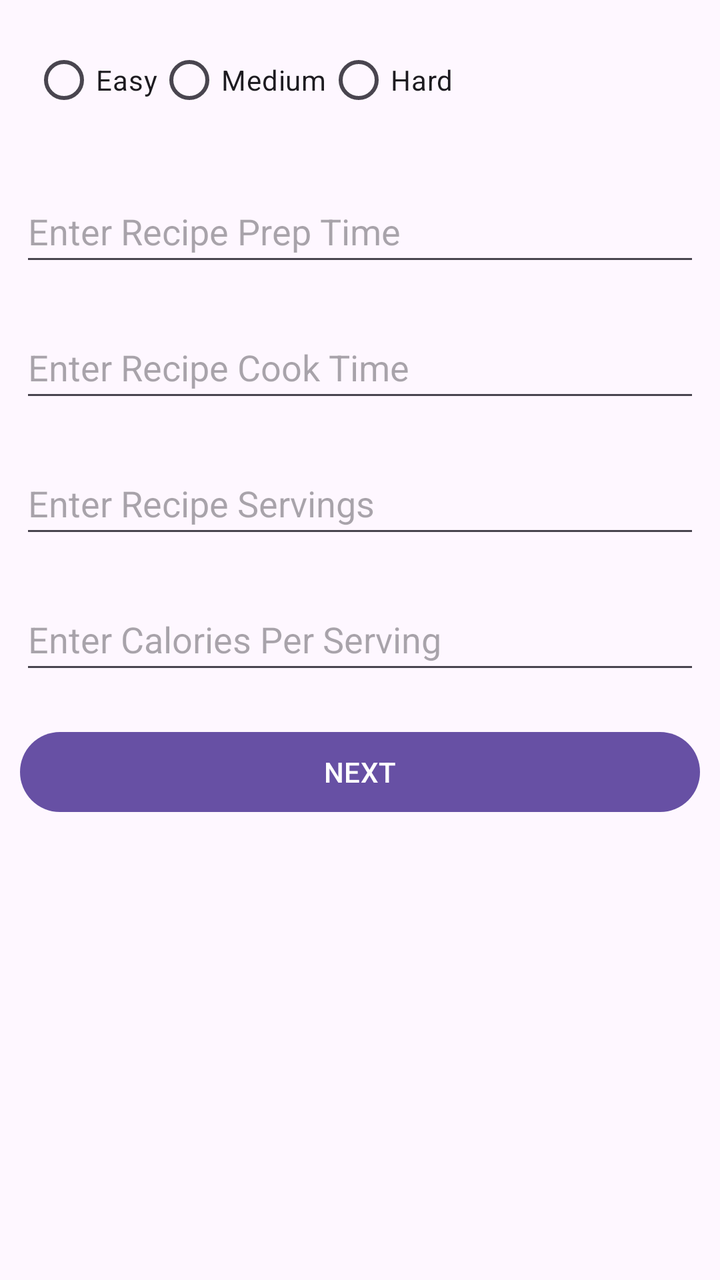
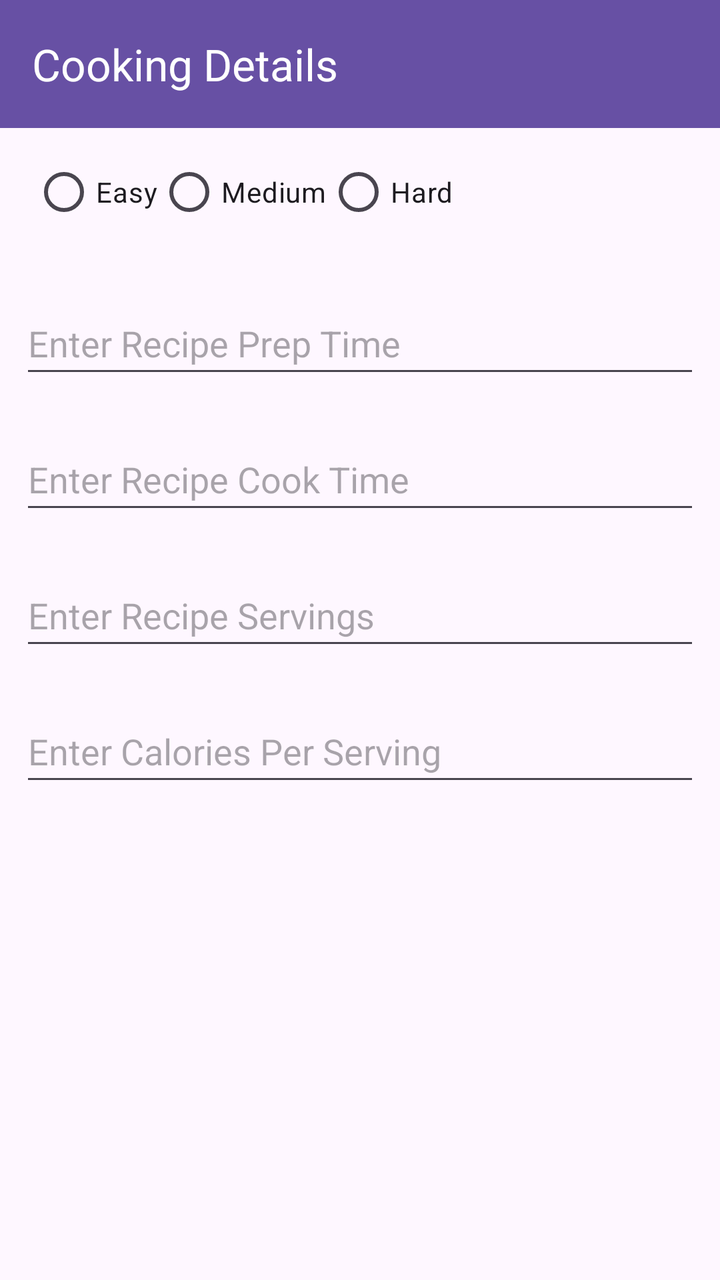

Before-and-after screenshots of an Android layout around one commit, followed by the original layout XML and the change that was made.
<!-- AndroidManifest.xml: application theme Theme.RecipeBook -->
<!-- res/layout/fragment_recipe_other.xml -->
<?xml version="1.0" encoding="utf-8"?>
<FrameLayout xmlns:android="http://schemas.android.com/apk/res/android"
    xmlns:tools="http://schemas.android.com/tools"
    android:layout_width="match_parent"
    android:layout_height="match_parent"
    tools:context=".RecipeNameFragment">


    <LinearLayout
        xmlns:android="http://schemas.android.com/apk/res/android"
        xmlns:tools="http://schemas.android.com/tools"
        android:layout_width="match_parent"
        android:layout_height="match_parent"
        android:orientation="vertical"
        tools:context=".MainActivity">

        <RadioGroup
            android:layout_width="match_parent"
            android:layout_height="wrap_content"
            android:orientation="horizontal"
            android:padding="16dp">

            <RadioButton
                android:id="@+id/radioButtonEasy"
                android:layout_width="wrap_content"
                android:layout_height="wrap_content"
                android:text="Easy" />

            <RadioButton
                android:id="@+id/radioButtonMedium"
                android:layout_width="wrap_content"
                android:layout_height="wrap_content"
                android:text="Medium" />

            <RadioButton
                android:id="@+id/radioButtonHard"
                android:layout_width="wrap_content"
                android:layout_height="wrap_content"
                android:text="Hard" />

        </RadioGroup>

        <EditText
            android:id="@+id/idEdtRecipePrepTime"
            android:layout_width="match_parent"
            android:layout_height="wrap_content"
            android:layout_margin="10dp"
            android:hint="Enter Recipe Prep Time"
            android:inputType="number"
            android:minHeight="48dp" />

        <EditText
            android:id="@+id/idEdtRecipeCookTime"
            android:layout_width="match_parent"
            android:layout_height="wrap_content"
            android:layout_margin="10dp"
            android:hint="Enter Recipe Cook Time"
            android:inputType="number"
            android:minHeight="48dp" />


        <EditText
            android:id="@+id/idEdtRecipeServings"
            android:layout_width="match_parent"
            android:layout_height="wrap_content"
            android:layout_margin="10dp"
            android:hint="Enter Recipe Servings"
            android:inputType="number"
            android:minHeight="48dp" />

        <EditText
            android:id="@+id/idEdtRecipeCaloriesPerServing"
            android:layout_width="match_parent"
            android:layout_height="wrap_content"
            android:layout_margin="10dp"
            android:hint="Enter Calories Per Serving"
            android:inputType="number"
            android:minHeight="48dp" />

        <Button
            android:id="@+id/idBtnNext2"
            android:layout_width="match_parent"
            android:layout_height="wrap_content"
            android:layout_margin="10dp"
            android:text="Next"
            android:textAllCaps="true" />

    </LinearLayout>







</FrameLayout>
<!-- resources referenced by this layout -->
<resources>
  <style name="Theme.RecipeBook" parent="Base.Theme.RecipeBook" />
  <style name="Base.Theme.RecipeBook" parent="Theme.Material3.DayNight.NoActionBar">
          
          
      </style>
</resources>

<!-- the commit's change to res/layout/fragment_recipe_other.xml (unified diff, before → after) -->
@@ -1,9 +1,19 @@
 <?xml version="1.0" encoding="utf-8"?>
 <FrameLayout xmlns:android="http://schemas.android.com/apk/res/android"
     xmlns:tools="http://schemas.android.com/tools"
+    xmlns:app="http://schemas.android.com/apk/res-auto"
     android:layout_width="match_parent"
     android:layout_height="match_parent"
-    tools:context=".RecipeNameFragment">
+    tools:context=".recipe.RecipeNameFragment">
+
+    <androidx.appcompat.widget.Toolbar
+        android:id="@+id/toolbar"
+        android:layout_width="match_parent"
+        android:layout_height="wrap_content"
+        android:background="?attr/colorPrimary"
+        app:title="Cooking Details"
+        app:titleTextColor="@color/white"
+        android:elevation="4dp" />
 
 
     <LinearLayout
@@ -12,6 +22,8 @@
         android:layout_width="match_parent"
         android:layout_height="match_parent"
         android:orientation="vertical"
+
+        android:layout_marginTop="56dp"
         tools:context=".MainActivity">
 
         <RadioGroup
@@ -77,13 +89,6 @@
             android:inputType="number"
             android:minHeight="48dp" />
 
-        <Button
-            android:id="@+id/idBtnNext2"
-            android:layout_width="match_parent"
-            android:layout_height="wrap_content"
-            android:layout_margin="10dp"
-            android:text="Next"
-            android:textAllCaps="true" />
 
     </LinearLayout>
 
<!-- resource entries referenced after the edit -->
@@ -1,5 +1,6 @@
 <!-- resources referenced by this layout -->
 <resources>
+  <color name="white">#FFFFFFFF</color>
   <style name="Theme.RecipeBook" parent="Base.Theme.RecipeBook" />
   <style name="Base.Theme.RecipeBook" parent="Theme.Material3.DayNight.NoActionBar">
           
